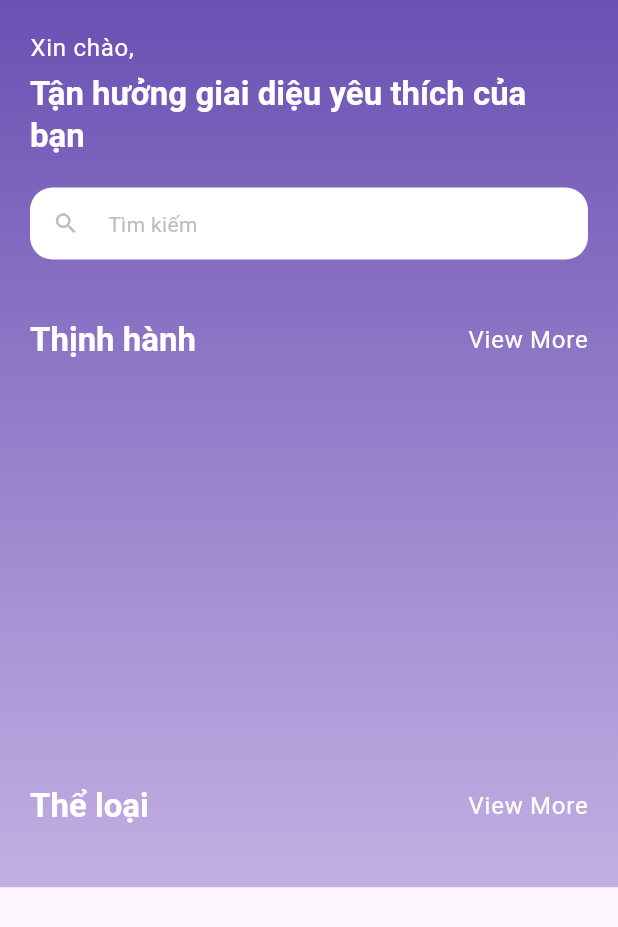
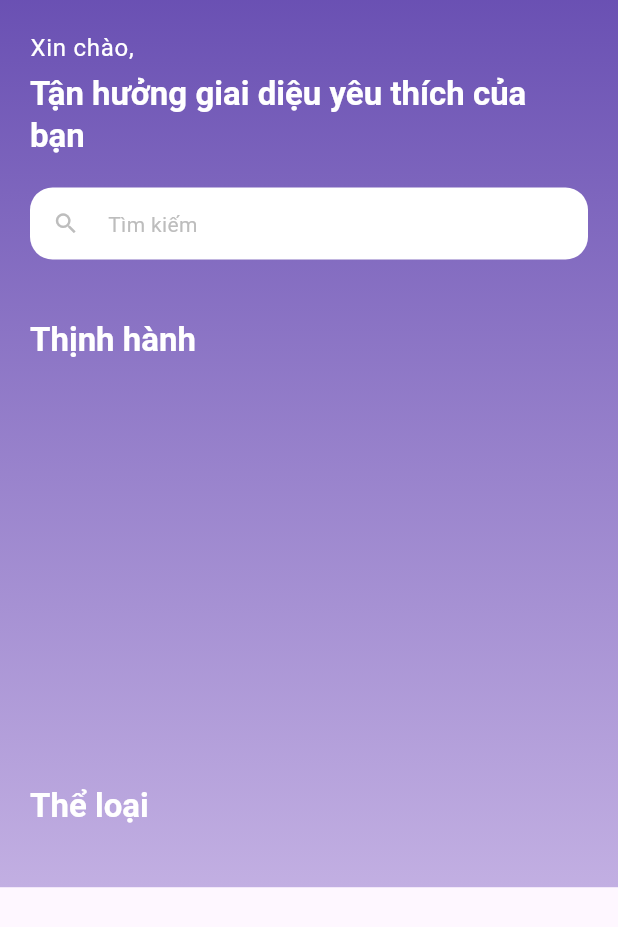
Before and after one commit to quanganhnguyen001/datn_npq, a Flutter app: the MusicScreen screen opened directly with empty values, on a phone screen of 412 x 824 dp. Shown: the top 927 px of the screen. Run offline on Flutter 3.47's test engine with Material 3 defaults, Android fonts, the light colour scheme and no system bars; our stand-ins replace bloc, cached_network_image, cloud_firestore, dartz, equatable, file_picker and 8 more; missing offline and left inert: dart:html; accounts and stored records are empty.

Commit message:
update code

```diff
--- a/lib/widgets/section_header.dart
+++ b/lib/widgets/section_header.dart
@@ -22,13 +22,6 @@ class SectionHeader extends StatelessWidget {
                 fontWeight: FontWeight.bold,
               ),
         ),
-        Text(
-          action,
-          style: Theme.of(context)
-              .textTheme
-              .bodyLarge!
-              .copyWith(color: Colors.white),
-        ),
       ],
     );
   }
```
Also changed, not shown: lib/screens/song_screen.dart (+0 -22 lines).
